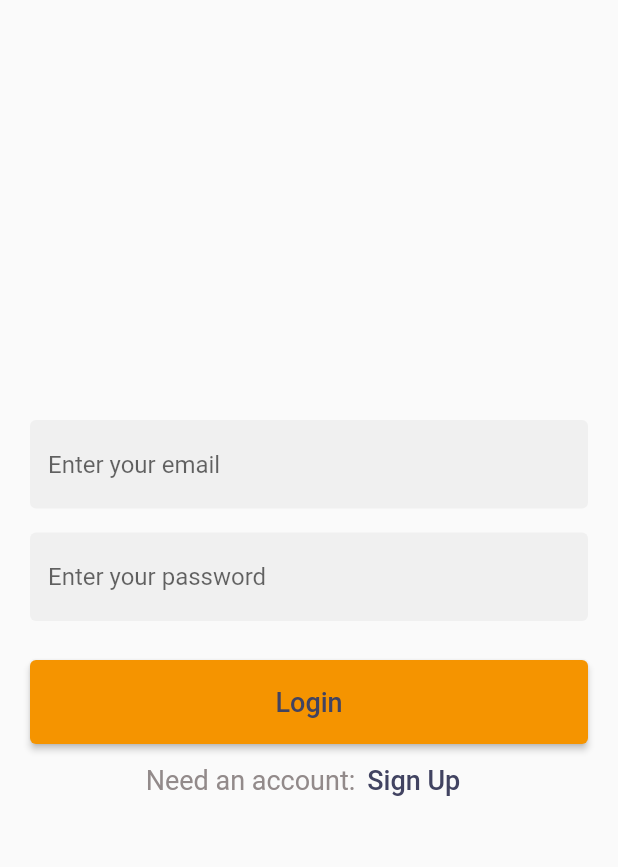
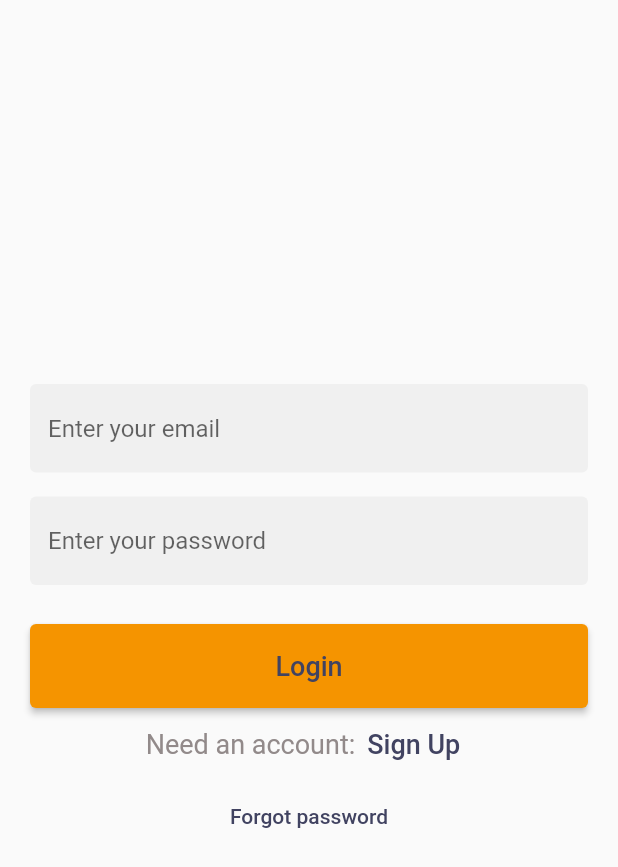
Before and after one commit to irisktaker/e-commerce-app, a Flutter app: the screen it shows after launch, on a phone screen of 412 x 824 dp. Shown: the top 867 px of the screen. Run offline on Flutter 3.47's test engine with Material 2 defaults, Android fonts, the phone set to English and light mode, and no system bars; our stand-ins replace cloud_firestore, firebase_auth, firebase_core, firebase_storage, image_picker; accounts and stored records are empty.

Commit message:
add demo screens

```diff
--- a/lib/main.dart
+++ b/lib/main.dart
@@ -1,3 +1,4 @@
+import 'package:ecommerce_app/views/screens/bottom_nva_bar.dart';
 import 'package:firebase_core/firebase_core.dart';
 import 'package:flutter/material.dart';
 
@@ -26,6 +27,7 @@ class MyApp extends StatelessWidget {
       theme: lightThemeMode,
       darkTheme: darkThemeMode,
       home: const LoginScreen(),
+      // home: const MainBottomNavBar(),
     );
   }
 }
--- a/lib/utils/theme.dart
+++ b/lib/utils/theme.dart
@@ -1,6 +1,7 @@
 import 'package:flutter/material.dart';
 import 'package:ecommerce_app/utils/constants/all_constants.dart';
 
+//... DARK MODE
 final darkThemeMode = ThemeData.dark().copyWith(
   scaffoldBackgroundColor: AppColors.backgroundColor,
   visualDensity: VisualDensity.adaptivePlatformDensity,
@@ -28,8 +29,19 @@ final darkThemeMode = ThemeData.dark().copyWith(
             */
         ),
   ),
+  bottomNavigationBarTheme: const BottomNavigationBarThemeData(
+    backgroundColor: AppColors.backgroundColor,
+    selectedItemColor: AppColors.orangeWeb,
+    unselectedItemColor: AppColors.greyColor,
+  ),
+  appBarTheme: const AppBarTheme(
+    backgroundColor: AppColors.backgroundColor,
+    foregroundColor: AppColors.white,
+    elevation: 0,
+  ),
 );
 
+//... LIGHT MODE
 final lightThemeMode = ThemeData(
   visualDensity: VisualDensity.adaptivePlatformDensity,
   iconTheme: const IconThemeData(
@@ -56,4 +68,14 @@ final lightThemeMode = ThemeData(
             */
         ),
   ),
+  bottomNavigationBarTheme: const BottomNavigationBarThemeData(
+    backgroundColor: AppColors.white,
+    selectedItemColor: AppColors.spaceCadet,
+    unselectedItemColor: AppColors.indyBlue,
+  ),
+  appBarTheme: const AppBarTheme(
+    backgroundColor: AppColors.white,
+    foregroundColor: AppColors.indyBlue,
+    elevation: 0,
+  ),
 );
--- a/lib/views/screens/auth/login_screen.dart
+++ b/lib/views/screens/auth/login_screen.dart
@@ -1,8 +1,9 @@
 import 'package:flutter/material.dart';
 
+import 'package:ecommerce_app/controllers/auth_controllers.dart';
 import 'package:ecommerce_app/views/screens/bottom_nva_bar.dart';
-import 'package:ecommerce_app/controllers/auth_controllers.dart';
 import 'package:ecommerce_app/views/screens/auth/register_screen.dart';
+import 'package:ecommerce_app/views/screens/auth/forgot_password_screen.dart';
 
 import '/utils/constants/all_constants.dart';
 
@@ -105,8 +106,21 @@ class _LoginScreenState extends State<LoginScreen> {
                               "Sign Up",
                               style: TextStyle(fontSize: 18),
                             ),
-                          )
+                          ),
                         ],
+                      ),
+                      TextButton(
+                        onPressed: () {
+                          Navigator.push(
+                              context,
+                              MaterialPageRoute(
+                                  builder: (context) =>
+                                      const ForgotPasswordScreen()));
+                        },
+                        child: const Text(
+                          "Forgot password",
+                          style: TextStyle(fontSize: 14),
+                        ),
                       ),
                     ],
                   ),
```
Also changed, not shown: lib/views/screens/auth/forgot_password_screen.dart (added, +61 -0 lines), lib/views/screens/bottom_nva_bar.dart (+46 -6 lines), lib/views/screens/cart_screen.dart (added, +14 -0 lines), lib/views/screens/feeds_screen.dart (added, +14 -0 lines), lib/views/screens/home_screen.dart (added, +14 -0 lines), lib/views/screens/profile_screen.dart (added, +14 -0 lines), lib/views/screens/search_screen.dart (added, +14 -0 lines), lib/views/screens/upload_screen.dart (added, +14 -0 lines).
